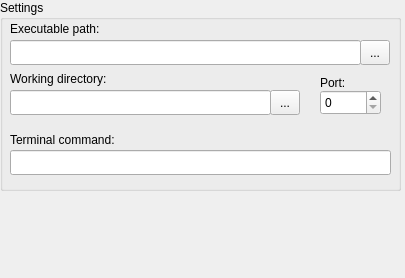
The window that GNS3/Ui/ConfigurationPages/Form_PreferencesDynamips.ui (GNS3/gns3-legacy) describes before a commit, drawn with Qt 5.
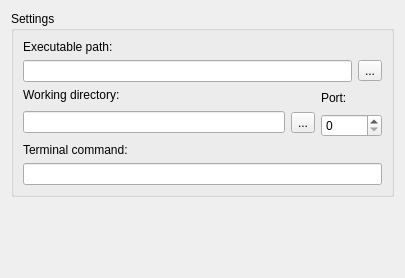
The same window after the commit.

What changed in the file:
```diff
--- a/GNS3/Ui/ConfigurationPages/Form_PreferencesDynamips.ui
+++ b/GNS3/Ui/ConfigurationPages/Form_PreferencesDynamips.ui
@@ -12,15 +12,9 @@
   <property name="windowTitle" >
    <string>Form</string>
   </property>
+  <layout class="QVBoxLayout" >
+   <item>
   <widget class="QGroupBox" name="groupBox" >
-   <property name="geometry" >
-    <rect>
-     <x>0</x>
-     <y>0</y>
-     <width>401</width>
-     <height>191</height>
-    </rect>
-   </property>
    <property name="sizePolicy" >
     <sizepolicy vsizetype="Maximum" hsizetype="MinimumExpanding" >
      <horstretch>0</horstretch>
@@ -30,38 +24,19 @@
    <property name="title" >
     <string>Settings</string>
    </property>
+     <layout class="QGridLayout" >
+      <item row="0" column="0" colspan="3" >
    <widget class="QLabel" name="label" >
-    <property name="geometry" >
-     <rect>
-      <x>10</x>
-      <y>20</y>
-      <width>351</width>
-      <height>18</height>
-     </rect>
-    </property>
     <property name="text" >
      <string>Executable path:</string>
     </property>
    </widget>
-   <widget class="QLineEdit" name="dynamips_path" >
-    <property name="geometry" >
-     <rect>
-      <x>10</x>
-      <y>40</y>
-      <width>351</width>
-      <height>25</height>
-     </rect>
-    </property>
-   </widget>
+      </item>
+      <item row="1" column="0" colspan="3" >
+       <widget class="QLineEdit" name="dynamips_path" />
+      </item>
+      <item row="1" column="3" >
    <widget class="QToolButton" name="dynamips_path_browser" >
-    <property name="geometry" >
-     <rect>
-      <x>360</x>
-      <y>40</y>
-      <width>30</width>
-      <height>25</height>
-     </rect>
-    </property>
     <property name="text" >
      <string>...</string>
     </property>
@@ -69,74 +44,33 @@
      <enum>Qt::ToolButtonTextOnly</enum>
     </property>
    </widget>
-   <widget class="QLabel" name="label_3" >
-    <property name="geometry" >
-     <rect>
-      <x>10</x>
-      <y>130</y>
-      <width>381</width>
-      <height>20</height>
-     </rect>
-    </property>
-    <property name="text" >
-     <string>Terminal command:</string>
-    </property>
-   </widget>
-   <widget class="QLineEdit" name="dynamips_term_cmd" >
-    <property name="geometry" >
-     <rect>
-      <x>10</x>
-      <y>150</y>
-      <width>381</width>
-      <height>25</height>
-     </rect>
-    </property>
-   </widget>
-   <widget class="QLineEdit" name="dynamips_workdir" >
-    <property name="geometry" >
-     <rect>
-      <x>10</x>
-      <y>90</y>
-      <width>261</width>
-      <height>25</height>
-     </rect>
-    </property>
-   </widget>
+      </item>
+      <item row="2" column="0" colspan="2" >
    <widget class="QLabel" name="label_2" >
-    <property name="geometry" >
-     <rect>
-      <x>10</x>
-      <y>70</y>
-      <width>291</width>
-      <height>18</height>
-     </rect>
-    </property>
     <property name="text" >
      <string>Working directory:</string>
     </property>
    </widget>
+      </item>
+      <item rowspan="2" row="2" column="2" colspan="2" >
+       <widget class="QLabel" name="label_5" >
+        <property name="text" >
+         <string>Port:</string>
+        </property>
+       </widget>
+      </item>
+      <item rowspan="2" row="3" column="0" >
+       <widget class="QLineEdit" name="dynamips_workdir" />
+      </item>
+      <item rowspan="2" row="3" column="1" >
    <widget class="QToolButton" name="dynamips_workdir_browser" >
-    <property name="geometry" >
-     <rect>
-      <x>270</x>
-      <y>90</y>
-      <width>30</width>
-      <height>25</height>
-     </rect>
-    </property>
     <property name="text" >
      <string>...</string>
     </property>
    </widget>
+      </item>
+      <item row="4" column="2" colspan="2" >
    <widget class="QSpinBox" name="dynamips_port" >
-    <property name="geometry" >
-     <rect>
-      <x>320</x>
-      <y>90</y>
-      <width>61</width>
-      <height>25</height>
-     </rect>
-    </property>
     <property name="maximum" >
      <number>65535</number>
     </property>
@@ -144,20 +78,34 @@
      <number>0</number>
     </property>
    </widget>
-   <widget class="QLabel" name="label_5" >
-    <property name="geometry" >
-     <rect>
-      <x>320</x>
-      <y>70</y>
-      <width>61</width>
-      <height>25</height>
-     </rect>
-    </property>
+      </item>
+      <item row="5" column="0" colspan="4" >
+       <widget class="QLabel" name="label_3" >
     <property name="text" >
-     <string>Port:</string>
-    </property>
-   </widget>
-  </widget>
+         <string>Terminal command:</string>
+        </property>
+       </widget>
+      </item>
+      <item row="6" column="0" colspan="4" >
+       <widget class="QLineEdit" name="dynamips_term_cmd" />
+      </item>
+     </layout>
+    </widget>
+   </item>
+   <item>
+    <spacer>
+     <property name="orientation" >
+      <enum>Qt::Vertical</enum>
+     </property>
+     <property name="sizeHint" >
+      <size>
+       <width>20</width>
+       <height>40</height>
+      </size>
+     </property>
+    </spacer>
+   </item>
+  </layout>
  </widget>
  <resources/>
  <connections/>
```
Lines whose indentation alone changed are shown as unchanged.
